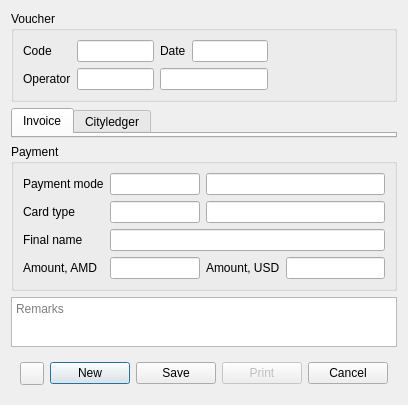
Before: the Qt Designer form Resort/dlgreceiptvaucher.ui in End1-1/Resort, drawn with Qt 5.
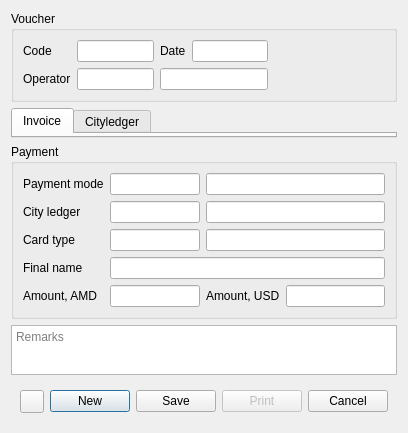
After: the same form once the commit is applied. Icons and pictures are not drawn. Custom widgets are drawn as their Qt base class.

The edit to the form file:
```diff
--- a/Resort/dlgreceiptvaucher.ui
+++ b/Resort/dlgreceiptvaucher.ui
@@ -7,7 +7,7 @@
     <x>0</x>
     <y>0</y>
     <width>397</width>
-    <height>386</height>
+    <height>412</height>
    </rect>
   </property>
   <property name="maximumSize">
@@ -193,6 +193,69 @@
       <string>Payment</string>
      </property>
      <layout class="QGridLayout" name="gridLayout_2">
+      <item row="4" column="3">
+       <widget class="EQLineEdit" name="leAmountUSD">
+        <property name="maximumSize">
+         <size>
+          <width>5252</width>
+          <height>16777215</height>
+         </size>
+        </property>
+        <property name="focusPolicy">
+         <enum>Qt::NoFocus</enum>
+        </property>
+        <property name="alignment">
+         <set>Qt::AlignLeading|Qt::AlignLeft|Qt::AlignVCenter</set>
+        </property>
+        <property name="readOnly">
+         <bool>true</bool>
+        </property>
+       </widget>
+      </item>
+      <item row="2" column="2" colspan="2">
+       <widget class="EQLineEdit" name="leCardName">
+        <property name="readOnly">
+         <bool>true</bool>
+        </property>
+       </widget>
+      </item>
+      <item row="0" column="2" colspan="2">
+       <widget class="EQLineEdit" name="lePaymentName">
+        <property name="focusPolicy">
+         <enum>Qt::NoFocus</enum>
+        </property>
+        <property name="readOnly">
+         <bool>true</bool>
+        </property>
+       </widget>
+      </item>
+      <item row="4" column="1">
+       <widget class="EQLineEdit" name="leAmountAMD">
+        <property name="maximumSize">
+         <size>
+          <width>100</width>
+          <height>16777215</height>
+         </size>
+        </property>
+       </widget>
+      </item>
+      <item row="3" column="1" colspan="3">
+       <widget class="EQLineEdit" name="leFinalName">
+        <property name="focusPolicy">
+         <enum>Qt::NoFocus</enum>
+        </property>
+        <property name="readOnly">
+         <bool>true</bool>
+        </property>
+       </widget>
+      </item>
+      <item row="3" column="0">
+       <widget class="QLabel" name="label">
+        <property name="text">
+         <string>Final name</string>
+        </property>
+       </widget>
+      </item>
       <item row="0" column="0">
        <widget class="QLabel" name="label_8">
         <property name="text">
@@ -200,55 +263,38 @@
         </property>
        </widget>
       </item>
-      <item row="3" column="0">
+      <item row="4" column="0">
        <widget class="QLabel" name="label_3">
         <property name="text">
          <string>Amount, AMD</string>
         </property>
        </widget>
       </item>
-      <item row="3" column="2">
+      <item row="0" column="1">
+       <widget class="EQLineEdit" name="lePaymentCode">
+        <property name="maximumSize">
+         <size>
+          <width>100</width>
+          <height>16777215</height>
+         </size>
+        </property>
+       </widget>
+      </item>
+      <item row="4" column="2">
        <widget class="QLabel" name="label_7">
         <property name="text">
          <string>Amount, USD</string>
         </property>
        </widget>
       </item>
-      <item row="1" column="0">
+      <item row="2" column="0">
        <widget class="QLabel" name="lbCardType">
         <property name="text">
          <string>Card type</string>
         </property>
        </widget>
       </item>
-      <item row="2" column="0">
-       <widget class="QLabel" name="label">
-        <property name="text">
-         <string>Final name</string>
-        </property>
-       </widget>
-      </item>
-      <item row="0" column="1">
-       <widget class="EQLineEdit" name="lePaymentCode">
-        <property name="maximumSize">
-         <size>
-          <width>100</width>
-          <height>16777215</height>
-         </size>
-        </property>
-       </widget>
-      </item>
-      <item row="3" column="1">
-       <widget class="EQLineEdit" name="leAmountAMD">
-        <property name="maximumSize">
-         <size>
-          <width>100</width>
-          <height>16777215</height>
-         </size>
-        </property>
-       </widget>
-      </item>
-      <item row="1" column="1">
+      <item row="2" column="1">
        <widget class="EQLineEdit" name="leCardCode">
         <property name="maximumSize">
          <size>
@@ -258,29 +304,20 @@
         </property>
        </widget>
       </item>
-      <item row="3" column="3">
-       <widget class="EQLineEdit" name="leAmountUSD">
+      <item row="1" column="0">
+       <widget class="QLabel" name="lbCL">
+        <property name="text">
+         <string>City ledger</string>
+        </property>
+       </widget>
+      </item>
+      <item row="1" column="1">
+       <widget class="EQLineEdit" name="leCL">
         <property name="maximumSize">
          <size>
-          <width>5252</width>
+          <width>100</width>
           <height>16777215</height>
          </size>
-        </property>
-        <property name="focusPolicy">
-         <enum>Qt::NoFocus</enum>
-        </property>
-        <property name="alignment">
-         <set>Qt::AlignLeading|Qt::AlignLeft|Qt::AlignVCenter</set>
-        </property>
-        <property name="readOnly">
-         <bool>true</bool>
-        </property>
-       </widget>
-      </item>
-      <item row="2" column="1" colspan="3">
-       <widget class="EQLineEdit" name="leFinalName">
-        <property name="focusPolicy">
-         <enum>Qt::NoFocus</enum>
         </property>
         <property name="readOnly">
          <bool>true</bool>
@@ -288,19 +325,12 @@
        </widget>
       </item>
       <item row="1" column="2" colspan="2">
-       <widget class="EQLineEdit" name="leCardName">
-        <property name="readOnly">
-         <bool>true</bool>
-        </property>
-       </widget>
-      </item>
-      <item row="0" column="2" colspan="2">
-       <widget class="EQLineEdit" name="lePaymentName">
-        <property name="focusPolicy">
-         <enum>Qt::NoFocus</enum>
-        </property>
-        <property name="readOnly">
-         <bool>true</bool>
+       <widget class="EQLineEdit" name="leCLName">
+        <property name="maximumSize">
+         <size>
+          <width>16777215</width>
+          <height>16777215</height>
+         </size>
         </property>
        </widget>
       </item>
```
